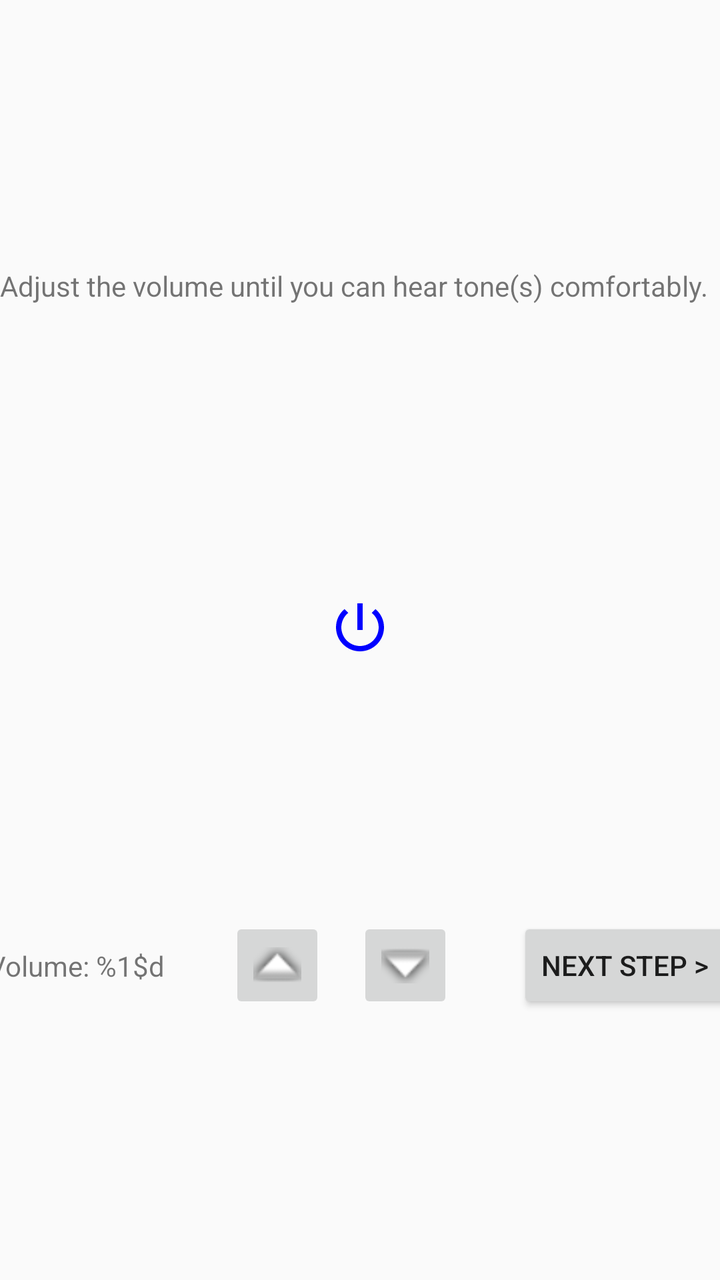
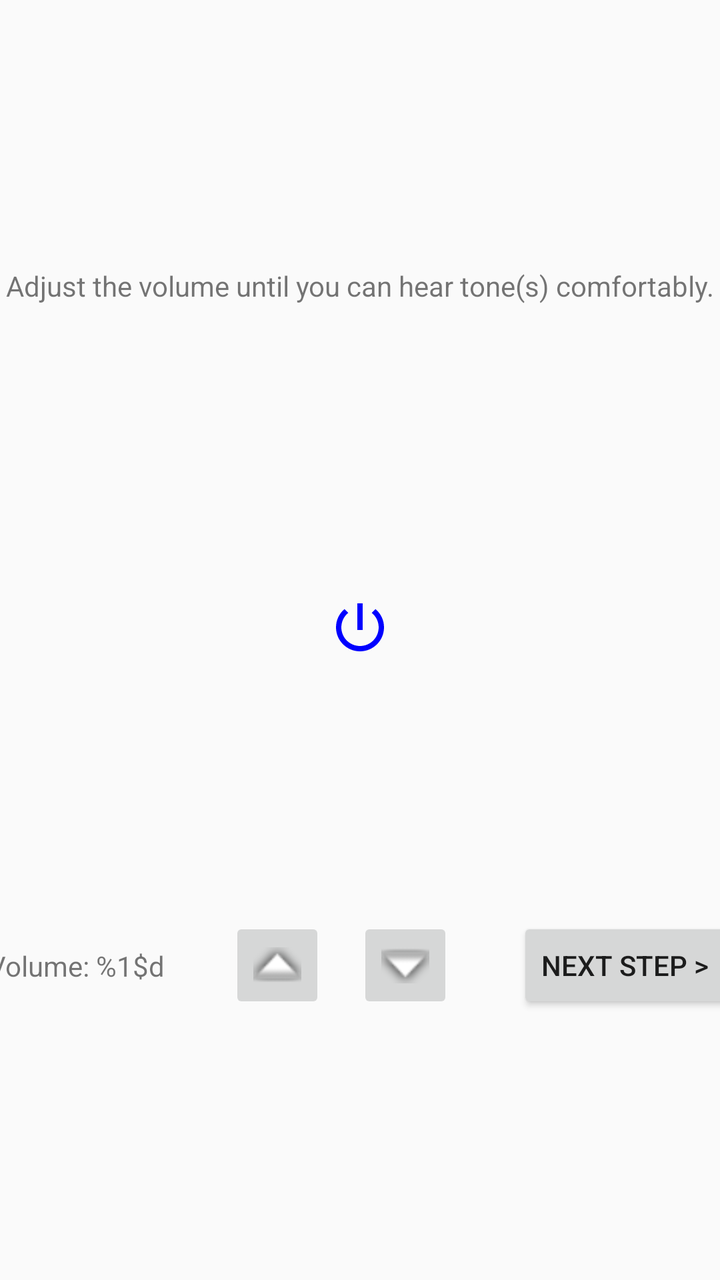

Before-and-after screenshots of an Android layout around one commit, followed by the original layout XML and the change that was made.
<!-- AndroidManifest.xml: application theme AppTheme -->
<!-- res/layout/volume_setting.xml -->
<android.support.constraint.ConstraintLayout xmlns:android="http://schemas.android.com/apk/res/android"
    xmlns:app="http://schemas.android.com/apk/res-auto"
    xmlns:tools="http://schemas.android.com/tools"
    android:id="@+id/volumeSettingLayout"
    android:layout_width="match_parent"
    android:layout_height="wrap_content"
    tools:context="peterson.ttu.edu.backupaids.activities.headsetSetup.VolumeSetFragment">

    <TextView
        android:id="@+id/stepInfo"
        android:layout_width="wrap_content"
        android:layout_height="wrap_content"
        android:layout_marginTop="16dp"
        android:layout_marginBottom="16dp"
        android:layout_marginStart="16dp"
        android:layout_marginEnd="16dp"
        app:layout_constraintTop_toTopOf="parent"
        app:layout_constraintBottom_toTopOf="@+id/volumeTestPlaySounds"
        android:text="@string/adjust_the_volume_until_you_can_hear_tone_s_comfortably" />

    <ImageButton
        android:id="@+id/volumeTestPlaySounds"
        android:layout_width="0dp"
        android:layout_height="0dp"
        android:background="@android:color/transparent"
        android:scaleType="fitCenter"
        android:src="@drawable/ic_power_button_blue"
        android:layout_marginTop="16dp"
        android:layout_marginBottom="16dp"
        android:layout_marginStart="16dp"
        android:layout_marginEnd="16dp"
        app:layout_constraintHorizontal_weight="1"
        app:layout_constraintBottom_toTopOf="@+id/volumeSettingsVolumeUp"
        app:layout_constraintDimensionRatio="1:1"
        app:layout_constraintHeight_default="wrap"
        app:layout_constraintLeft_toLeftOf="parent"
        app:layout_constraintRight_toRightOf="parent"
        app:layout_constraintTop_toBottomOf="@+id/stepInfo"
        app:layout_constraintWidth_default="wrap"
        android:contentDescription="@string/play_stop_playing_the_sounds" />

    <TextView
        android:id="@+id/volumeLabelWithAmount"
        android:layout_width="wrap_content"
        android:layout_height="wrap_content"
        android:text="@string/volume_with_value"
        android:layout_marginTop="16dp"
        android:layout_marginBottom="16dp"
        android:layout_marginStart="16dp"
        android:layout_marginEnd="16dp"
        app:layout_constraintTop_toTopOf="@+id/volumeSettingNextStep"
        app:layout_constraintBottom_toBottomOf="@id/volumeSettingNextStep"
        app:layout_constraintLeft_toLeftOf="parent"
        app:layout_constraintRight_toLeftOf="@+id/volumeSettingsVolumeUp"/>

    <ImageButton
        android:id="@+id/volumeSettingsVolumeUp"
        android:layout_width="48dp"
        android:layout_height="48dp"
        android:scaleType="fitCenter"
        android:src="@android:drawable/arrow_up_float"
        android:layout_marginTop="16dp"
        android:layout_marginBottom="16dp"
        android:layout_marginStart="16dp"
        android:layout_marginEnd="8dp"
        app:layout_constraintBottom_toBottomOf="@id/volumeSettingNextStep"
        app:layout_constraintDimensionRatio="h,1:1"
        app:layout_constraintLeft_toRightOf="@+id/volumeLabelWithAmount"
        app:layout_constraintRight_toLeftOf="@id/volumeSettingsVolumeDown"
        app:layout_constraintTop_toTopOf="@+id/volumeSettingNextStep"
        android:contentDescription="@string/increase_volume" />

    <ImageButton
        android:id="@+id/volumeSettingsVolumeDown"
        android:layout_width="48dp"
        android:layout_height="48dp"
        android:scaleType="fitCenter"
        android:src="@android:drawable/arrow_down_float"
        android:layout_marginTop="16dp"
        android:layout_marginBottom="16dp"
        android:layout_marginStart="8dp"
        android:layout_marginEnd="16dp"
        app:layout_constraintBottom_toBottomOf="@id/volumeSettingNextStep"
        app:layout_constraintDimensionRatio="h,1:1"
        app:layout_constraintRight_toLeftOf="@id/volumeSettingNextStep"
        app:layout_constraintLeft_toRightOf="@id/volumeSettingsVolumeUp"
        app:layout_constraintTop_toTopOf="@+id/volumeSettingNextStep"
        android:contentDescription="@string/decrease_volume" />

    <Button
        android:id="@+id/volumeSettingNextStep"
        android:layout_width="wrap_content"
        android:layout_height="wrap_content"
        android:text="@string/next_step_for_button"
        android:layout_marginTop="16dp"
        android:layout_marginBottom="16dp"
        android:layout_marginStart="16dp"
        android:layout_marginEnd="16dp"
        app:layout_constraintTop_toBottomOf="@+id/volumeTestPlaySounds"
        app:layout_constraintBottom_toBottomOf="parent"
        app:layout_constraintLeft_toRightOf="@id/volumeSettingsVolumeDown"
        app:layout_constraintRight_toRightOf="parent" />

</android.support.constraint.ConstraintLayout>
<!-- resources referenced by this layout -->
<resources>
  <!-- drawable ic_power_button_blue (drawable) -->
  <vector xmlns:android="http://schemas.android.com/apk/res/android"
      android:width="24dp"
      android:height="24dp"
      android:viewportWidth="24"
      android:viewportHeight="24">
    <path
        android:pathData="m13.3333,0h-2.6667v13.3333h2.6667zM19.7733,2.8933 L17.88,4.7867C19.9867,6.48 21.3333,9.08 21.3333,12 21.3333,17.16 17.16,21.3333 12,21.3333 6.84,21.3333 2.6667,17.16 2.6667,12c0,-2.92 1.3467,-5.52 3.44,-7.2267l-1.88,-1.88C1.64,5.0933 0,8.3467 0,12 0,18.6267 5.3733,24 12,24 18.6267,24 24,18.6267 24,12 24,8.3467 22.36,5.0933 19.7733,2.8933Z"
        android:strokeWidth="1.33333313"
        android:fillColor="#0000ff"
        android:fillAlpha="1"/>
  </vector>
  <string name="adjust_the_volume_until_you_can_hear_tone_s_comfortably">Adjust the volume until you can hear tone(s) comfortably.</string>
  <string name="decrease_volume">Decrease volume</string>
  <string name="increase_volume">Increase volume</string>
  <string name="next_step_for_button">Next Step &gt;</string>
  <string name="play_stop_playing_the_sounds">Play/stop playing the sounds</string>
  <string name="volume_with_value">Volume: %1$d</string>
  <style name="AppTheme" parent="Theme.AppCompat.Light.DarkActionBar">
          
          <item name="colorPrimary">@color/colorPrimary</item>
          <item name="colorPrimaryDark">@color/colorPrimaryDark</item>
          <item name="colorAccent">@color/colorAccent</item>
      </style>
  <color name="colorPrimary">#3F51B5</color>
  <color name="colorPrimaryDark">#303F9F</color>
  <color name="colorAccent">#FF4081</color>
</resources>

<!-- the commit's change to res/layout/volume_setting.xml (unified diff, before → after) -->
@@ -16,6 +16,8 @@
         android:layout_marginEnd="16dp"
         app:layout_constraintTop_toTopOf="parent"
         app:layout_constraintBottom_toTopOf="@+id/volumeTestPlaySounds"
+        app:layout_constraintLeft_toLeftOf="parent"
+        app:layout_constraintRight_toRightOf="parent"
         android:text="@string/adjust_the_volume_until_you_can_hear_tone_s_comfortably" />
 
     <ImageButton
